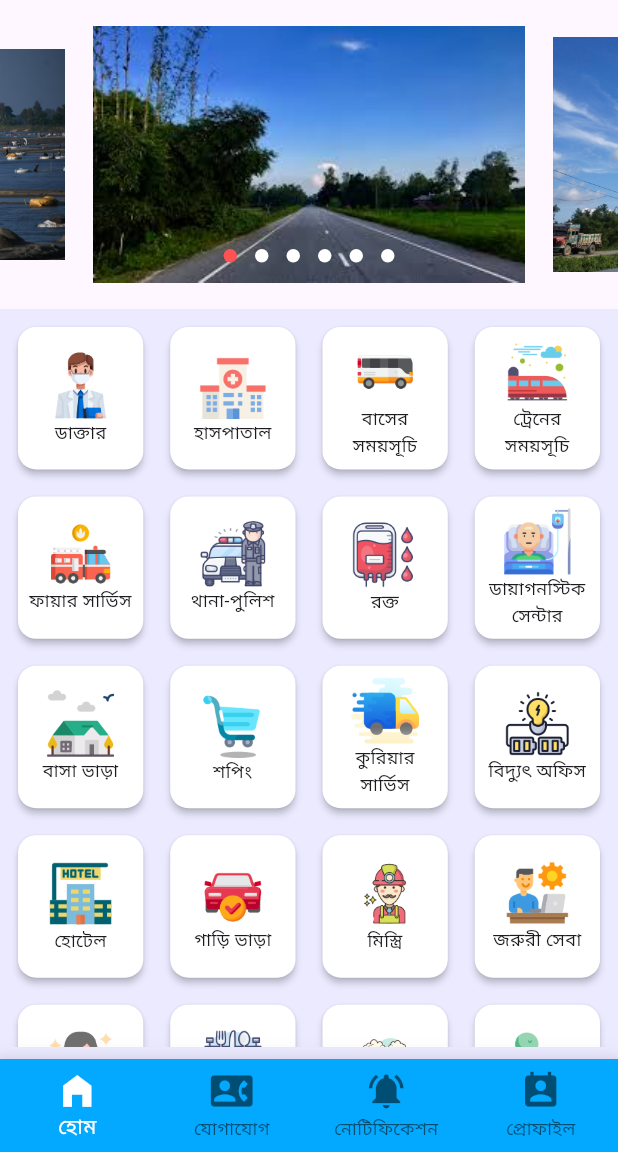
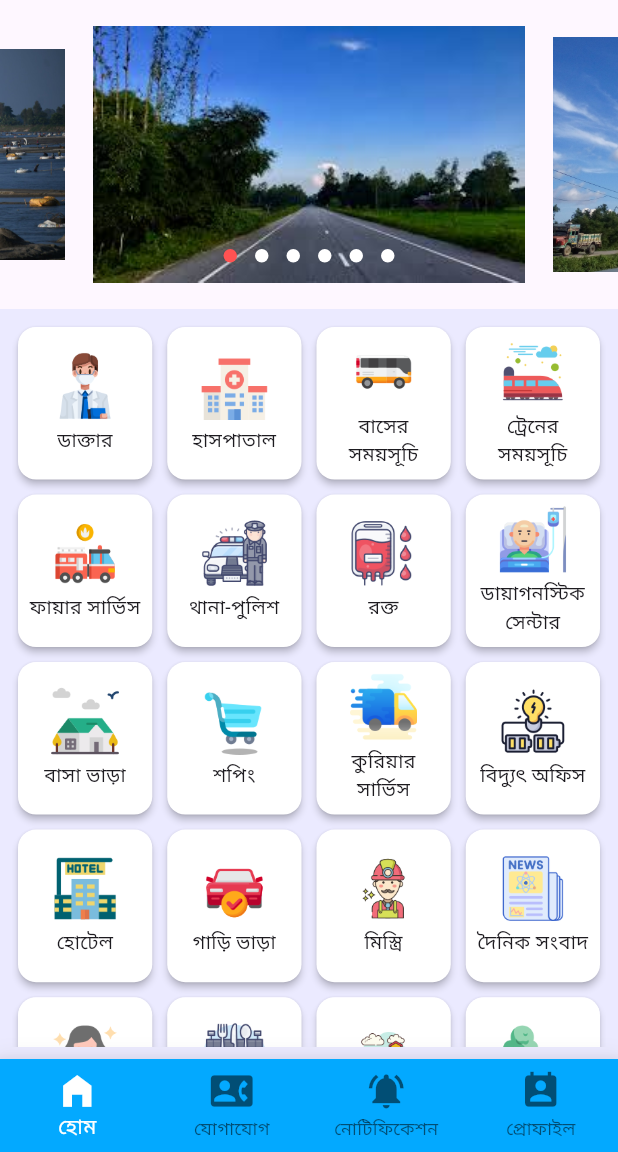
Before and after one commit to F-Reza/PanchoHub_App, a Flutter app: the screen it shows after launch, on a phone screen of 412 x 824 dp, the part 84-1236 px from its top. Run offline on Flutter 3.47's test engine with Material 3 defaults, Android fonts, the phone set to English and light mode, and no system bars; drawn by our look-alikes of carousel_slider, dots_indicator.

Commit message:
Fix Category

```diff
--- a/lib/screens/home_screen.dart
+++ b/lib/screens/home_screen.dart
@@ -25,7 +25,7 @@ class _HomeScreenState extends State<HomeScreen> {
     {'name': 'হোটেল', 'icon': 'assets/icons/hotel.png'},
     {'name': 'গাড়ি ভাড়া', 'icon': 'assets/icons/vehicle_rent.png'},
     {'name': 'মিস্ত্রি', 'icon': 'assets/icons/technicians.png'},
-    {'name': 'জরুরী সেবা', 'icon': 'assets/icons/emergency.png'},
+    {'name': 'দৈনিক সংবাদ', 'icon': 'assets/icons/todaynews.png'},
     {'name': 'পার্লার-সেলুন', 'icon': 'assets/icons/salon_parlour.png'},
     {'name': 'রেস্টুরেন্ট', 'icon': 'assets/icons/restaurants.png'},
     {'name': 'ফ্লাট ও জমি', 'icon': 'assets/icons/plot_sales.png'},
@@ -33,10 +33,10 @@ class _HomeScreenState extends State<HomeScreen> {
     {'name': 'শিক্ষক', 'icon': 'assets/icons/teacher.png'},
     {'name': 'শিক্ষা প্রতিষ্ঠান', 'icon': 'assets/icons/institutions.png'},
     {'name': 'দর্শনীয় স্থান', 'icon': 'assets/icons/tourist_place.png'},
-    {'name': 'ওয়েব সাইট', 'icon': 'assets/icons/website.png'},
     {'name': 'চাকরি', 'icon': 'assets/icons/job.png'},
     {'name': 'উদ্যোক্তা', 'icon': 'assets/icons/entrepreneur.png'},
-    {'name': 'দৈনিক সংবাদ', 'icon': 'assets/icons/todaynews.png'},
+    {'name': 'জরুরী সেবা', 'icon': 'assets/icons/emergency.png'},
+    {'name': 'ওয়েব সাইট', 'icon': 'assets/icons/website.png'},
     {'name': 'ভিডিও', 'icon': 'assets/icons/videos.png'},
     {'name': 'প্যাকেজ ', 'icon': 'assets/icons/packege.png'},
     {'name': 'সাপোর্ট ', 'icon': 'assets/icons/support.png'},
@@ -51,8 +51,8 @@ class _HomeScreenState extends State<HomeScreen> {
         child: GridView.builder(
           gridDelegate: const SliverGridDelegateWithFixedCrossAxisCount(
             crossAxisCount: 4,
-            crossAxisSpacing: 10,
-            mainAxisSpacing: 10,
+            crossAxisSpacing: 2,
+            mainAxisSpacing: 2,
             childAspectRatio: 8 / 9,
           ),
           itemCount: categories.length,
@@ -83,7 +83,8 @@ class _HomeScreenState extends State<HomeScreen> {
                         width: 45,
                         // height: 40,
                       ),
-                      Text(category['name'], style: TextStyle(fontSize: 12),textAlign: TextAlign.center,),
+                      SizedBox(height: 4),
+                      Text(category['name'], style: TextStyle(fontSize: 13),textAlign: TextAlign.center,),
                     ],
                   ),
                 ),
```
Also changed, not shown: 4 other files.
